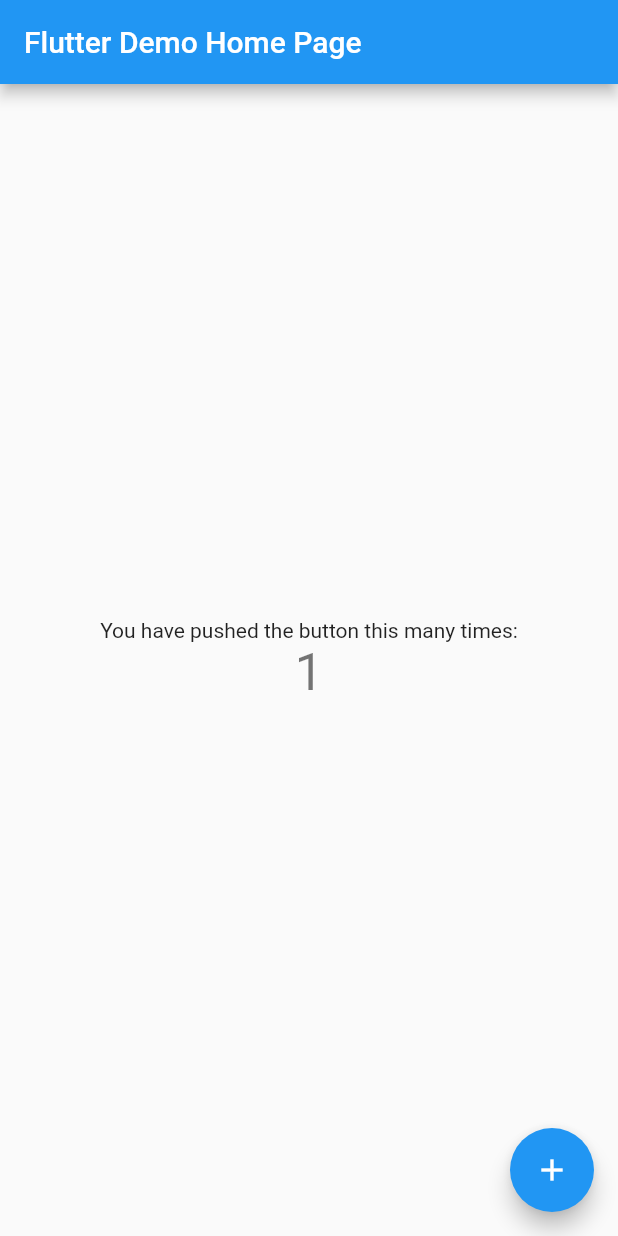
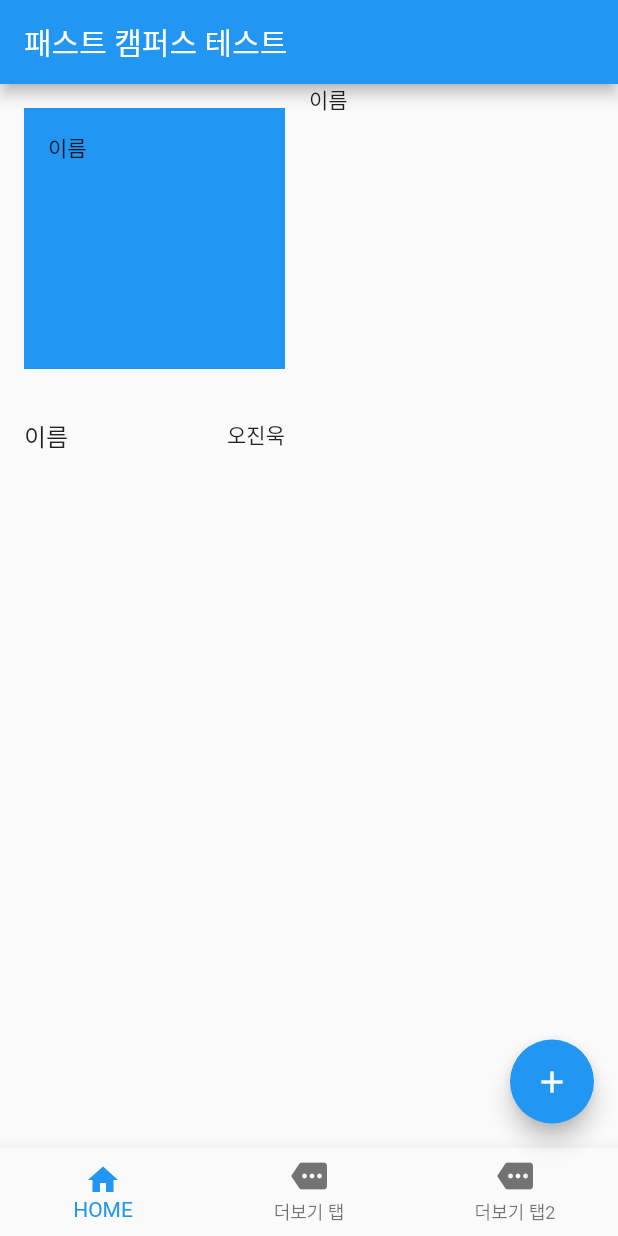
Before and after one commit to wlsdnr4675/flutter_study, a Flutter app: the screen it shows after launch, after a tap on the "add" icon, on a phone screen of 412 x 824 dp. Run offline on Flutter 3.47's test engine with Material 2 defaults, Android fonts, the phone set to English and light mode, and no system bars.

```diff
--- a/fastcampus/lib/main.dart
+++ b/fastcampus/lib/main.dart
@@ -49,6 +49,7 @@ class MyHomePage extends StatefulWidget {
 
 class _MyHomePageState extends State<MyHomePage> {
   int _counter = 0;
+  int _idx = 0;
 
   void _incrementCounter() {
     setState(() {
@@ -71,45 +72,46 @@ class _MyHomePageState extends State<MyHomePage> {
     // than having to individually change instances of widgets.
     return Scaffold(
       appBar: AppBar(
-        // Here we take the value from the MyHomePage object that was created by
-        // the App.build method, and use it to set our appbar title.
-        title: Text(widget.title),
+        title: Text("패스트 캠퍼스 테스트"),
       ),
       body: Center(
-        // Center is a layout widget. It takes a single child and positions it
-        // in the middle of the parent.
-        child: Column(
-          // Column is also a layout widget. It takes a list of children and
-          // arranges them vertically. By default, it sizes itself to fit its
-          // children horizontally, and tries to be as tall as its parent.
-          //
-          // Invoke "debug painting" (press "p" in the console, choose the
-          // "Toggle Debug Paint" action from the Flutter Inspector in Android
-          // Studio, or the "Toggle Debug Paint" command in Visual Studio Code)
-          // to see the wireframe for each widget.
-          //
-          // Column has various properties to control how it sizes itself and
-          // how it positions its children. Here we use mainAxisAlignment to
-          // center the children vertically; the main axis here is the vertical
-          // axis because Columns are vertical (the cross axis would be
-          // horizontal).
-          mainAxisAlignment: MainAxisAlignment.center,
+        child: GridView.count(
+          crossAxisCount: 2,
+          childAspectRatio: 1,
           children: <Widget>[
-            const Text(
-              'You have pushed the button this many times:',
+            Container(
+              child: Text("이름"),
+              margin: EdgeInsets.all(16),
+              padding: EdgeInsets.all(16),
+              color: Colors.blue,
             ),
-            Text(
-              '$_counter',
-              style: Theme.of(context).textTheme.headline4,
-            ),
+            Text("이름"),
+            ListTile(
+              title: Text("이름"),
+              trailing: Text("오진욱"),
+              onTap: () => {print("오진욱")},
+            )
           ],
         ),
       ),
       floatingActionButton: FloatingActionButton(
-        onPressed: _incrementCounter,
+        onPressed: () => {print("FAB 눌림")},
         tooltip: 'Increment',
         child: const Icon(Icons.add),
-      ), // This trailing comma makes auto-formatting nicer for build methods.
+      ),
+      bottomNavigationBar: BottomNavigationBar(
+        items: [
+          BottomNavigationBarItem(icon: Icon(Icons.home), label: "HOME"),
+          BottomNavigationBarItem(icon: Icon(Icons.more), label: "더보기 탭"),
+          BottomNavigationBarItem(icon: Icon(Icons.more), label: "더보기 탭2"),
+        ],
+        onTap: (index) => {
+          setState(
+            () => {_idx = index},
+          )
+        },
+        currentIndex: _idx,
+      ),
     );
   }
 }
```
